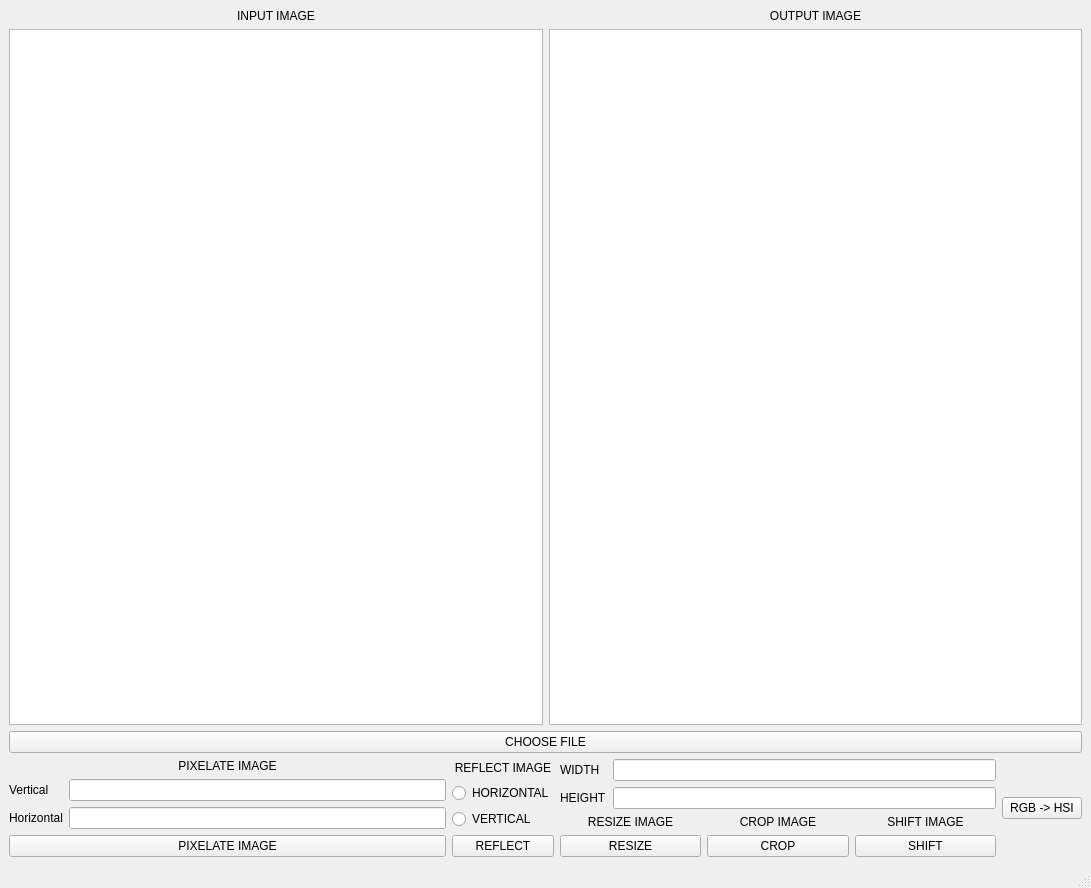
This is ui_desing_file/design_file_pixelation.ui in ozan-git/imageProcessingPixelation as Qt 5 draws it before an edit. The edited form follows.
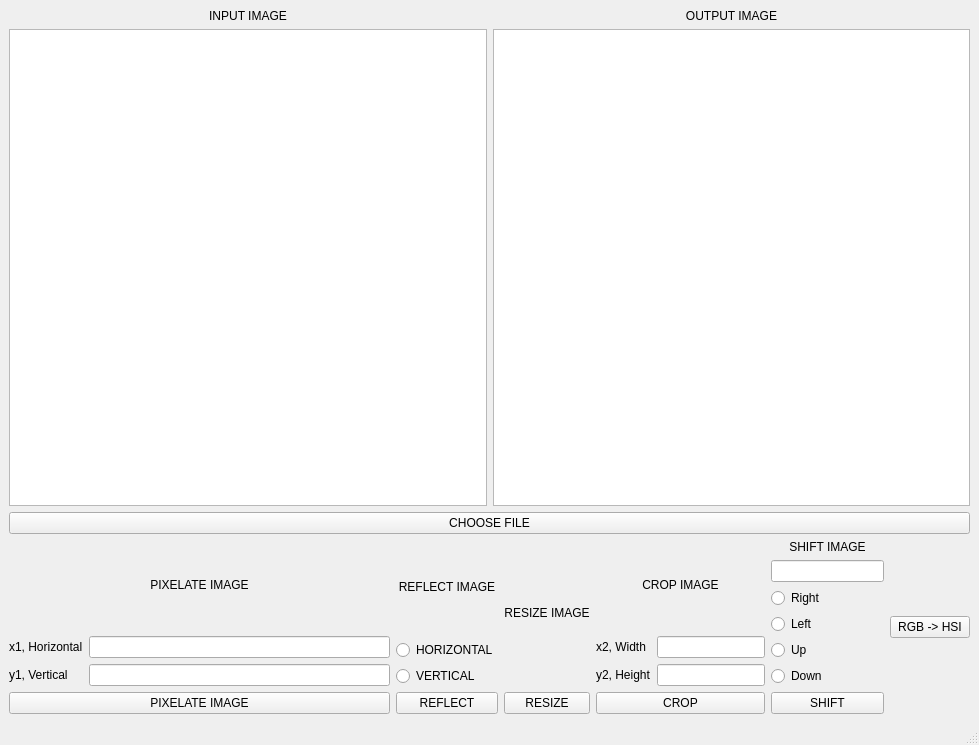
This is the edited form.

What changed in the file:
```diff
--- a/ui_desing_file/design_file_pixelation.ui
+++ b/ui_desing_file/design_file_pixelation.ui
@@ -6,8 +6,8 @@
    <rect>
     <x>0</x>
     <y>0</y>
-    <width>1091</width>
-    <height>888</height>
+    <width>979</width>
+    <height>745</height>
    </rect>
   </property>
   <property name="windowTitle">
@@ -84,17 +84,17 @@
            <layout class="QHBoxLayout" name="horizontalLayout">
             <item>
              <layout class="QVBoxLayout" name="verticalLayout_2">
-              <item>
-               <widget class="QLabel" name="label">
-                <property name="text">
-                 <string>Vertical</string>
-                </property>
-               </widget>
-              </item>
               <item>
                <widget class="QLabel" name="label_2">
                 <property name="text">
-                 <string>Horizontal</string>
+                 <string>x1, Horizontal</string>
+                </property>
+               </widget>
+              </item>
+              <item>
+               <widget class="QLabel" name="label">
+                <property name="text">
+                 <string>y1, Vertical</string>
                 </property>
                </widget>
               </item>
@@ -102,12 +102,12 @@
             </item>
             <item>
              <layout class="QVBoxLayout" name="verticalLayout">
-              <item>
-               <widget class="QLineEdit" name="line_edit_vertical"/>
-              </item>
               <item>
                <widget class="QLineEdit" name="line_edit_horizontal"/>
               </item>
+              <item>
+               <widget class="QLineEdit" name="line_edit_vertical"/>
+              </item>
              </layout>
             </item>
            </layout>
@@ -162,38 +162,6 @@
         </item>
         <item>
          <layout class="QVBoxLayout" name="verticalLayout_13">
-          <item>
-           <layout class="QHBoxLayout" name="horizontalLayout_2">
-            <item>
-             <layout class="QVBoxLayout" name="verticalLayout_8">
-              <item>
-               <widget class="QLabel" name="label_10">
-                <property name="text">
-                 <string>WIDTH</string>
-                </property>
-               </widget>
-              </item>
-              <item>
-               <widget class="QLabel" name="label_11">
-                <property name="text">
-                 <string>HEIGHT</string>
-                </property>
-               </widget>
-              </item>
-             </layout>
-            </item>
-            <item>
-             <layout class="QVBoxLayout" name="verticalLayout_7">
-              <item>
-               <widget class="QLineEdit" name="line_edit_width"/>
-              </item>
-              <item>
-               <widget class="QLineEdit" name="line_edit_height"/>
-              </item>
-             </layout>
-            </item>
-           </layout>
-          </item>
           <item>
            <layout class="QHBoxLayout" name="horizontalLayout_3">
             <item>
@@ -229,6 +197,38 @@
                 </property>
                </widget>
               </item>
+              <item>
+               <layout class="QHBoxLayout" name="horizontalLayout_2">
+                <item>
+                 <layout class="QVBoxLayout" name="verticalLayout_8">
+                  <item>
+                   <widget class="QLabel" name="label_10">
+                    <property name="text">
+                     <string>x2, Width</string>
+                    </property>
+                   </widget>
+                  </item>
+                  <item>
+                   <widget class="QLabel" name="label_11">
+                    <property name="text">
+                     <string>y2, Height</string>
+                    </property>
+                   </widget>
+                  </item>
+                 </layout>
+                </item>
+                <item>
+                 <layout class="QVBoxLayout" name="verticalLayout_7">
+                  <item>
+                   <widget class="QLineEdit" name="line_edit_width"/>
+                  </item>
+                  <item>
+                   <widget class="QLineEdit" name="line_edit_height"/>
+                  </item>
+                 </layout>
+                </item>
+               </layout>
+              </item>
               <item>
                <widget class="QPushButton" name="push_button_crop">
                 <property name="text">
@@ -250,6 +250,37 @@
                 </property>
                </widget>
               </item>
+              <item>
+               <widget class="QLineEdit" name="line_edit_shift"/>
+              </item>
+              <item>
+               <widget class="QRadioButton" name="radio_button_right">
+                <property name="text">
+                 <string>Right</string>
+                </property>
+               </widget>
+              </item>
+              <item>
+               <widget class="QRadioButton" name="radio_button_left">
+                <property name="text">
+                 <string>Left</string>
+                </property>
+               </widget>
+              </item>
+              <item>
+               <widget class="QRadioButton" name="radio_button_up">
+                <property name="text">
+                 <string>Up</string>
+                </property>
+               </widget>
+              </item>
+              <item>
+               <widget class="QRadioButton" name="radio_button_down">
+                <property name="text">
+                 <string>Down</string>
+                </property>
+               </widget>
+              </item>
               <item>
                <widget class="QPushButton" name="push_button_shift">
                 <property name="text">
```
Left out of the diff: 2 changed lines with no effect on the pictures.
